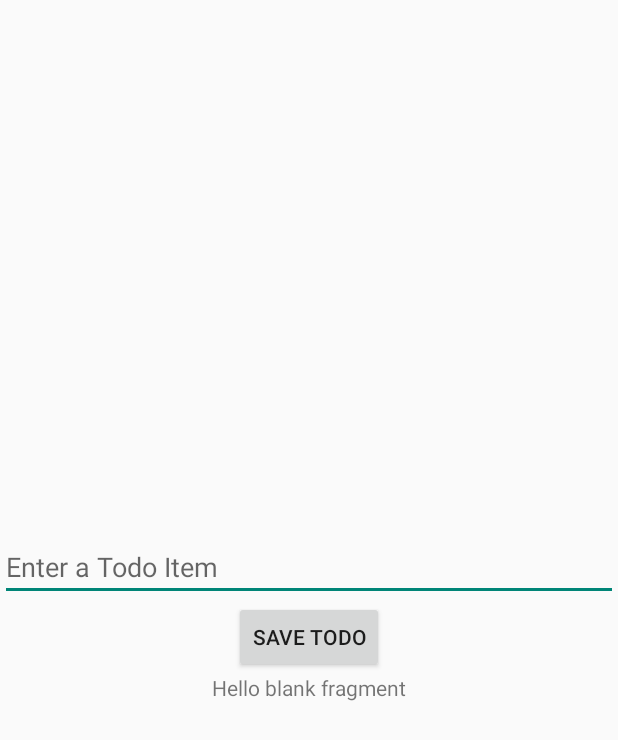
After one commit to YehorYehorychev/ToDoApp, an Android app built with Jetpack Compose: the layout fragment_todos.xml on its own in the app's theme, with its tools: preview values and no code run, on a phone screen of 412 x 824 dp. The commit adds this screen. Shown: the top 740 px of the screen. Run offline under Robolectric (Android 15) with nearby library versions, the phone set to English and light mode, and no system bars.

Commit message:
Main screen protitype has been added

```diff
--- a/app/build.gradle
+++ b/app/build.gradle
@@ -62,6 +62,7 @@ dependencies {
     implementation "androidx.compose.ui:ui-graphics"
     implementation "androidx.compose.ui:ui-tooling-preview"
     implementation "androidx.compose.material3:material3:1.2.1"
+    implementation libs.androidx.fragment.ktx
     testImplementation "junit:junit:4.13.2"
     androidTestImplementation "androidx.test.ext:junit:1.1.5"
     androidTestImplementation "androidx.test.espresso:espresso-core:3.5.1"
--- /dev/null
+++ b/app/src/main/res/layout/fragment_todos.xml
@@ -0,0 +1,36 @@
+<?xml version="1.0" encoding="utf-8"?>
+<layout xmlns:android="http://schemas.android.com/apk/res/android"
+    xmlns:tools="http://schemas.android.com/tools"
+    tools:context=".TodosFragment">
+
+    <data>
+
+    </data>
+
+    <LinearLayout
+        android:layout_width="match_parent"
+        android:layout_height="match_parent"
+        android:orientation="vertical"
+        android:gravity="center">
+
+        <EditText
+            android:id="@+id/todo_title"
+            android:layout_width="match_parent"
+            android:layout_height="wrap_content"
+            android:hint="Enter a Todo Item"
+            android:inputType="text" />
+
+        <Button
+            android:id="@+id/todo_save_button"
+            android:layout_width="wrap_content"
+            android:layout_height="wrap_content"
+            android:layout_gravity="center"
+            android:text="Save Todo" />
+
+        <TextView
+            android:layout_width="wrap_content"
+            android:layout_height="wrap_content"
+            android:text="@string/hello_blank_fragment" />
+
+    </LinearLayout>
+</layout>
--- a/app/src/main/res/values/strings.xml
+++ b/app/src/main/res/values/strings.xml
@@ -1,3 +1,5 @@
 <resources>
     <string name="app_name">ImportantTodos</string>
+    <!-- TODO: Remove or change this placeholder text -->
+    <string name="hello_blank_fragment">Hello blank fragment</string>
 </resources>
--- a/gradle/libs.versions.toml
+++ b/gradle/libs.versions.toml
@@ -12,6 +12,7 @@ lifecycleRuntimeKtx = "2.6.1"
 activityCompose = "1.8.0"
 composeBom = "2024.04.01"
 roomRuntime = "2.5.2"
+fragmentKtx = "1.8.5"
 
 [libraries]
 androidx-core-ktx = { group = "androidx.core", name = "core-ktx", version.ref = "coreKtx" }
@@ -34,6 +35,7 @@ androidx-ui-tooling-preview = { group = "androidx.compose.ui", name = "ui-toolin
 androidx-ui-test-manifest = { group = "androidx.compose.ui", name = "ui-test-manifest" }
 androidx-ui-test-junit4 = { group = "androidx.compose.ui", name = "ui-test-junit4" }
 androidx-material3 = { group = "androidx.compose.material3", name = "material3" }
+androidx-fragment-ktx = { group = "androidx.fragment", name = "fragment-ktx", version.ref = "fragmentKtx" }
 
 [plugins]
 android-application = { id = "com.android.application", version.ref = "agp" }
```
Also changed, not shown: app/src/main/java/com/yehorychev/importanttodos/MainActivity.kt (+20 -29 lines), app/src/main/java/com/yehorychev/importanttodos/TodosFragment.kt (added, +21 -0 lines).
